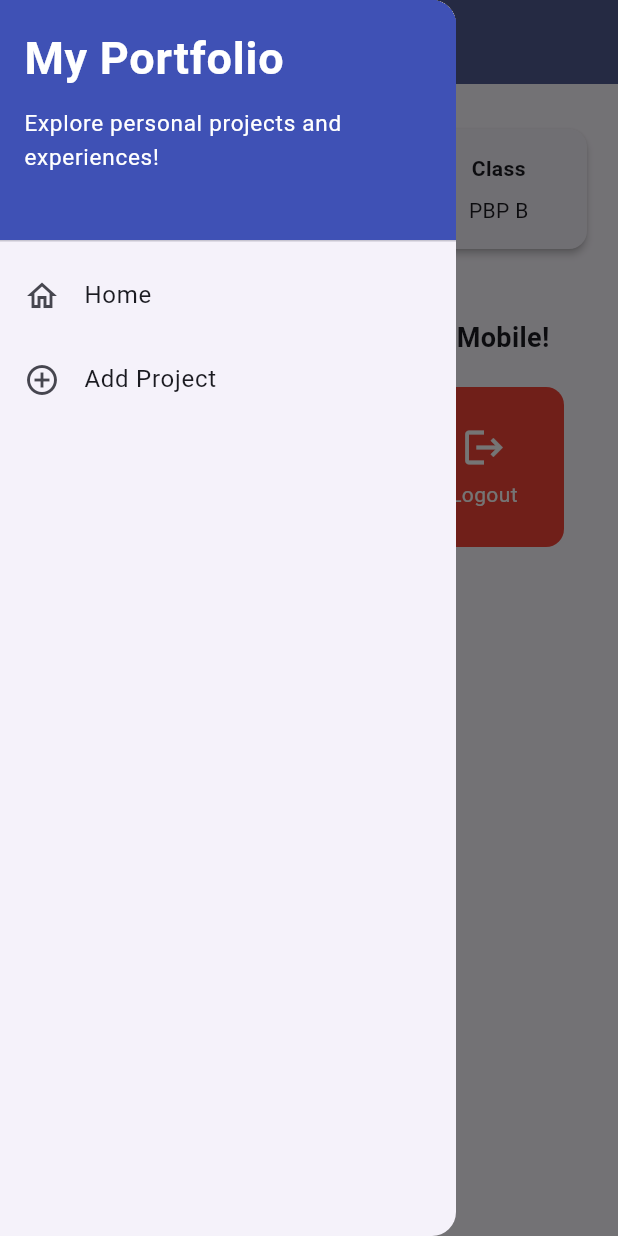
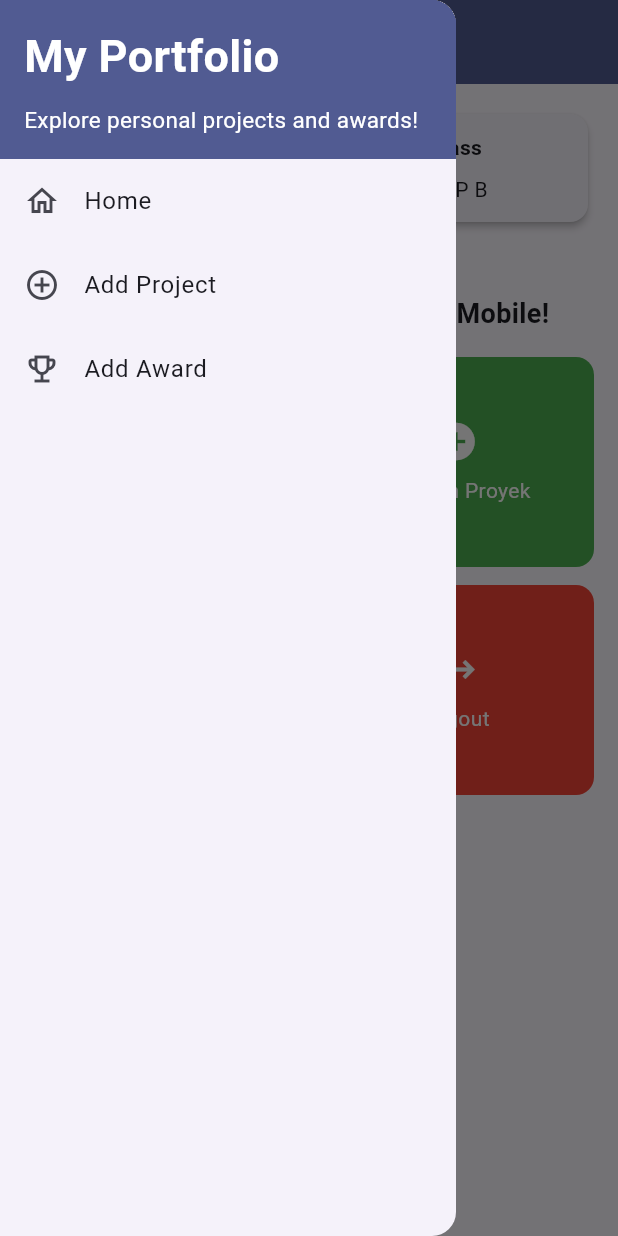
Before and after one commit to MightBeFonias/myportfolio_mobile, a Flutter app: the screen it shows after launch, with the side drawer open, on a phone screen of 412 x 824 dp. Run offline on Flutter 3.47's test engine with Material 3 defaults, Android fonts, the phone set to English and light mode, and no system bars.

Commit message:
feat: add Award form and Tugas 8 documentation

```diff
--- a/lib/main.dart
+++ b/lib/main.dart
@@ -11,8 +11,12 @@ class MyApp extends StatelessWidget {
   // This widget is the root of your application.
   @override
   Widget build(BuildContext context) {
+    final colorScheme = ColorScheme.fromSeed(
+      seedColor: Colors.indigo,
+      secondary: Colors.amber[700],
+    );
     return MaterialApp(
-      title: 'Flutter Demo',
+      title: 'MyPortfolio',
       theme: ThemeData(
         // This is the theme of your application.
         //
@@ -29,9 +33,10 @@ class MyApp extends StatelessWidget {
         //
         // This works for code too, not just values: Most code changes can be
         // tested with just a hot reload.
-        colorScheme: ColorScheme.fromSeed(
-          seedColor: Colors.indigo,
-          secondary: Colors.amber[700],
+        colorScheme: colorScheme,
+        appBarTheme: AppBarTheme(
+          backgroundColor: colorScheme.primary,
+          foregroundColor: Colors.white,
         ),
         useMaterial3: true,
       ),
--- a/lib/menu.dart
+++ b/lib/menu.dart
@@ -1,93 +1,69 @@
 import 'package:flutter/material.dart';
+import 'package:myportfolio_mobile/project_form.dart';
+import 'package:myportfolio_mobile/screens/award_form.dart';
 import 'package:myportfolio_mobile/widgets/left_drawer.dart';
-import 'package:myportfolio_mobile/project_form.dart';
 
 class MyHomePage extends StatelessWidget {
-  MyHomePage({super.key});
+  const MyHomePage({super.key});
 
-  // This widget is the home page of your application. It is stateful, meaning
-  // that it has a State object (defined below) that contains fields that affect
-  // how it looks.
+  final String npm = '2506586394';
+  final String nama = 'Fatih Naufal Habibillah';
+  final String kelas = 'PBP B';
 
-  // This class is the configuration for the state. It holds the values (in this
-  // case the title) provided by the parent (in this case the App widget) and
-  // used by the build method of the State. Fields in a Widget subclass are
-  // always marked "final".
-
-  final String npm = "2506586394";
-  final String nama = "Fatih Naufal Habibillah";
-  final String kelas = "PBP B";
-
-  final List<ItemHomepage> items = [
-    ItemHomepage("Lihat Proyek", Icons.folder, Colors.blue),
-    ItemHomepage("Tambah Proyek", Icons.add_circle, Colors.green),
-    ItemHomepage("Logout", Icons.logout, Colors.red),
+  final List<ItemHomepage> items = const [
+    ItemHomepage('Lihat Proyek', Icons.folder, Colors.blue),
+    ItemHomepage('Tambah Proyek', Icons.add_circle, Colors.green),
+    ItemHomepage('Tambah Award', Icons.emoji_events, Colors.deepOrange),
+    ItemHomepage('Logout', Icons.logout, Colors.red),
   ];
 
   @override
   Widget build(BuildContext context) {
-    // Scaffold menyediakan struktur visual dasar halaman (AppBar, Body, SnackBar).
     return Scaffold(
-      // AppBar menampilkan bar bagian atas halaman aplikasi.
       appBar: AppBar(
         title: const Text(
           'MyPortfolio',
-          style: TextStyle(color: Colors.white, fontWeight: FontWeight.bold),
+          style: TextStyle(fontWeight: FontWeight.bold),
         ),
-        backgroundColor: Theme.of(context).colorScheme.primary,
       ),
       drawer: const LeftDrawer(),
-
-      // Body halaman utama dengan padding di sekelilingnya.
-      body: Padding(
-        padding: const EdgeInsets.all(16.0),
-        child: Column(
-          crossAxisAlignment: CrossAxisAlignment.center,
+      body: SafeArea(
+        child: LayoutBuilder(
+          builder: (context, constraints) => ListView(
+            padding: const EdgeInsets.all(16),
             children: [
-            // Baris horizontal untuk menampilkan 3 InfoCard secara sejajar.
               Row(
-              mainAxisAlignment: MainAxisAlignment.spaceEvenly,
+                crossAxisAlignment: CrossAxisAlignment.start,
                 children: [
-                InfoCard(title: 'NPM', content: npm),
-                InfoCard(title: 'Name', content: nama),
-                InfoCard(title: 'Class', content: kelas),
-              ],
+                  Expanded(
+                    child: InfoCard(title: 'NPM', content: npm),
                   ),
-
-            const SizedBox(height: 16.0),
-
-            // Bagian tengah: pesan sambutan dan kisi tombol menu portofolio.
-            Center(
-              child: Column(
-                children: [
-                  const Padding(
-                    padding: EdgeInsets.only(top: 16.0),
-                    child: Text(
-                      'Selamat datang di MyPortfolio Mobile!',
-                      style: TextStyle(
-                        fontWeight: FontWeight.bold,
-                        fontSize: 18.0,
+                  Expanded(
+                    child: InfoCard(title: 'Name', content: nama),
                   ),
-                    ),
-                  ),
-
-                  // GridView menampilkan kartu tombol dalam tata letak kisi 3 kolom.
-                  GridView.count(
-                    primary: true,
-                    padding: const EdgeInsets.all(20),
-                    crossAxisSpacing: 10,
-                    mainAxisSpacing: 10,
-                    crossAxisCount: 3,
-                    // shrinkWrap agar ukuran kisi menyesuaikan tinggi konten anak.
-                    shrinkWrap: true,
-                    children: items.map((ItemHomepage item) {
-                      return ItemCard(item);
-                    }).toList(),
+                  Expanded(
+                    child: InfoCard(title: 'Class', content: kelas),
                   ),
                 ],
               ),
+              const SizedBox(height: 24),
+              const Text(
+                'Selamat datang di MyPortfolio Mobile!',
+                textAlign: TextAlign.center,
+                style: TextStyle(fontWeight: FontWeight.bold, fontSize: 18),
+              ),
+              const SizedBox(height: 16),
+              GridView.count(
+                shrinkWrap: true,
+                physics: const NeverScrollableScrollPhysics(),
+                crossAxisCount: constraints.maxWidth < 600 ? 2 : 3,
+                mainAxisExtent: 140,
+                crossAxisSpacing: 12,
+                mainAxisSpacing: 12,
+                children: items.map((item) => ItemCard(item)).toList(),
               ),
             ],
+          ),
         ),
       ),
     );
@@ -95,7 +71,6 @@ class MyHomePage extends StatelessWidget {
 }
 
 class InfoCard extends StatelessWidget {
-  // Kartu informasi yang menampilkan judul (title) dan isi (content).
   final String title;
   final String content;
 
@@ -104,17 +79,14 @@ class InfoCard extends StatelessWidget {
   @override
   Widget build(BuildContext context) {
     return Card(
-      // Memberikan efek bayangan kartu elevasi 2 unit.
-      elevation: 2.0,
-      child: Container(
-        // Menyesuaikan lebar kartu dengan proporsi layar (dibagi 3.5).
-        width: MediaQuery.of(context).size.width / 3.5,
-        padding: const EdgeInsets.all(16.0),
-        // Menyusun teks title dan content secara vertikal.
+      elevation: 2,
+      child: Padding(
+        padding: const EdgeInsets.all(12),
         child: Column(
+          crossAxisAlignment: CrossAxisAlignment.stretch,
           children: [
             Text(title, style: const TextStyle(fontWeight: FontWeight.bold)),
-            const SizedBox(height: 8.0),
+            const SizedBox(height: 8),
             Text(content),
           ],
         ),
@@ -128,7 +100,7 @@ class ItemHomepage {
   final IconData icon;
   final Color color;
 
-  ItemHomepage(this.name, this.icon, this.color);
+  const ItemHomepage(this.name, this.icon, this.color);
 }
 
 class ItemCard extends StatelessWidget {
@@ -139,37 +111,38 @@ class ItemCard extends StatelessWidget {
   @override
   Widget build(BuildContext context) {
     return Material(
-      // Menggunakan warna sekunder dari skema tema aplikasi.
       color: item.color,
       borderRadius: BorderRadius.circular(12),
       child: InkWell(
-        // Aksi ketika kartu ditekan oleh pengguna.
+        borderRadius: BorderRadius.circular(12),
         onTap: () {
-          // Menampilkan SnackBar dengan pesan interaktif.
+          if (item.name == 'Tambah Award') {
+            Navigator.push(
+              context,
+              MaterialPageRoute(builder: (context) => const AwardFormPage()),
+            );
+          } else if (item.name == 'Tambah Proyek') {
+            Navigator.push(
+              context,
+              MaterialPageRoute(builder: (context) => const ProjectFormPage()),
+            );
+          } else {
             ScaffoldMessenger.of(context)
               ..hideCurrentSnackBar()
               ..showSnackBar(
                 SnackBar(
-                content: Text("Kamu telah menekan tombol ${item.name}!"),
+                  content: Text('Kamu telah menekan tombol ${item.name}!'),
                 ),
-            );
-
-          // Navigate ke halaman yang sesuai
-          if (item.name == "Tambah Proyek") {
-            Navigator.push(
-              context,
-              MaterialPageRoute(builder: (context) => const ProjectFormPage()),
               );
           }
         },
-        child: Container(
+        child: Padding(
           padding: const EdgeInsets.all(8),
-          child: Center(
           child: Column(
             mainAxisAlignment: MainAxisAlignment.center,
             children: [
-                Icon(item.icon, color: Colors.white, size: 30.0),
-                const Padding(padding: EdgeInsets.all(3)),
+              Icon(item.icon, color: Colors.white, size: 30),
+              const SizedBox(height: 8),
               Text(
                 item.name,
                 textAlign: TextAlign.center,
@@ -179,7 +152,6 @@ class ItemCard extends StatelessWidget {
           ),
         ),
       ),
-      ),
     );
   }
 }
--- a/lib/widgets/left_drawer.dart
+++ b/lib/widgets/left_drawer.dart
@@ -1,17 +1,34 @@
 import 'package:flutter/material.dart';
-import 'package:myportfolio_mobile/menu.dart';
 import 'package:myportfolio_mobile/project_form.dart';
+import 'package:myportfolio_mobile/screens/award_form.dart';
 
 class LeftDrawer extends StatelessWidget {
   const LeftDrawer({super.key});
+
+  void _openForm(BuildContext context, Widget page) {
+    final navigator = Navigator.of(context);
+    final isHome = ModalRoute.of(context)!.isFirst;
+    navigator.pop(); // Tutup drawer sebelum membuka halaman.
+    final route = MaterialPageRoute<void>(builder: (context) => page);
+    if (isHome) {
+      navigator.push(route);
+    } else {
+      // Ganti formulir aktif; halaman Home tetap menjadi rute pertama.
+      navigator.pushReplacement(route);
+    }
+  }
 
   @override
   Widget build(BuildContext context) {
     return Drawer(
       child: ListView(
+        padding: EdgeInsets.zero,
         children: [
-          const DrawerHeader(
-            decoration: BoxDecoration(color: Colors.indigo),
+          Container(
+            color: Theme.of(context).colorScheme.primary,
+            padding: const EdgeInsets.all(16),
+            child: const SafeArea(
+              bottom: false,
               child: Column(
                 crossAxisAlignment: CrossAxisAlignment.start,
                 children: [
@@ -25,33 +42,31 @@ class LeftDrawer extends StatelessWidget {
                   ),
                   SizedBox(height: 10),
                   Text(
-                  'Explore personal projects and experiences!',
+                    'Explore personal projects and awards!',
                     style: TextStyle(fontSize: 15, color: Colors.white),
                   ),
                 ],
               ),
             ),
+          ),
           ListTile(
             leading: const Icon(Icons.home_outlined),
             title: const Text('Home'),
-            // Navigasi ke halaman utama portofolio
             onTap: () {
-              Navigator.pushReplacement(
-                context,
-                MaterialPageRoute(builder: (context) => MyHomePage()),
-              );
+              final navigator = Navigator.of(context);
+              navigator.pop();
+              navigator.popUntil((route) => route.isFirst);
             },
           ),
           ListTile(
             leading: const Icon(Icons.add_circle_outline),
             title: const Text('Add Project'),
-            // Navigasi ke halaman tambah proyek
-            onTap: () {
-              Navigator.pushReplacement(
-                context,
-                MaterialPageRoute(builder: (context) => ProjectFormPage()),
-              );
-            },
+            onTap: () => _openForm(context, const ProjectFormPage()),
+          ),
+          ListTile(
+            leading: const Icon(Icons.emoji_events_outlined),
+            title: const Text('Add Award'),
+            onTap: () => _openForm(context, const AwardFormPage()),
           ),
         ],
       ),
```
Also changed, not shown: lib/screens/award_form.dart (added, +250 -0 lines), 2 other files. Lines whose indentation alone changed are shown as unchanged.
